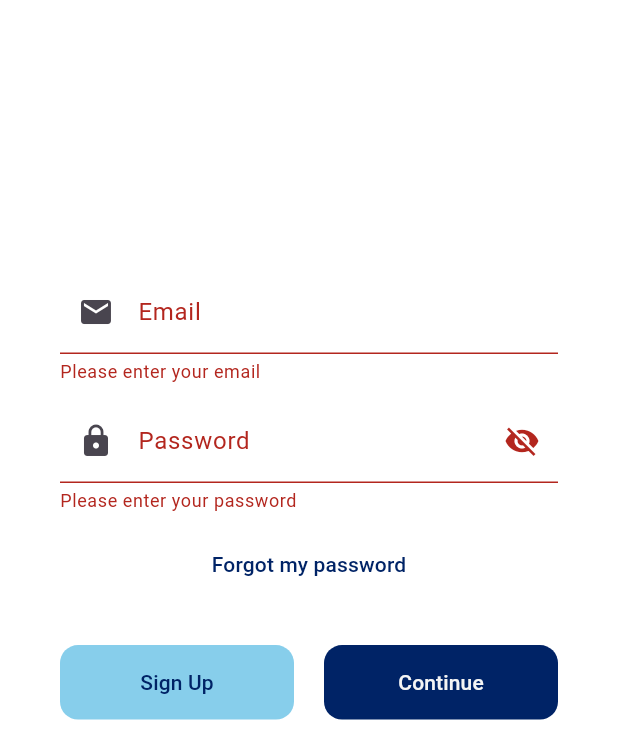
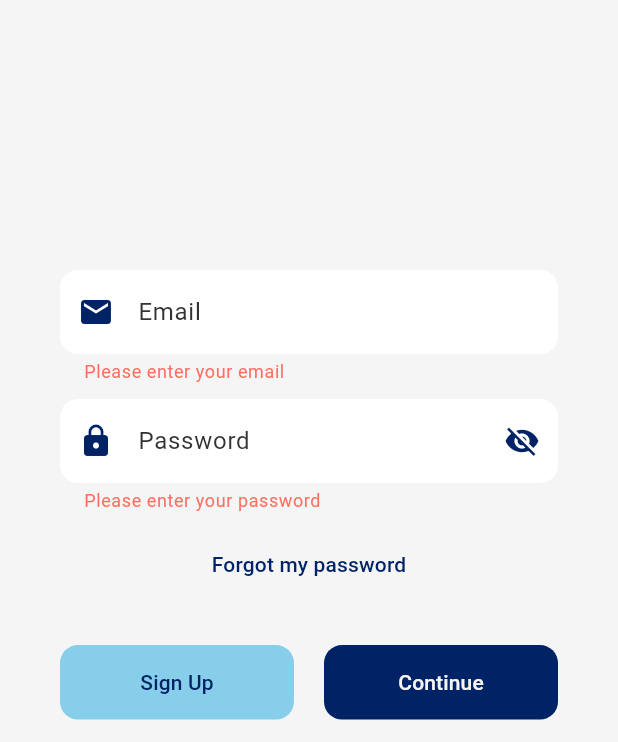
Before and after one commit to MatheusCarvalho2023/OpenFinanceApp-Frontend, a Flutter app: the screen it shows after launch, after a tap on "Continue", on a phone screen of 412 x 824 dp, the part 494-1236 px from its top. Run offline on Flutter 3.47's test engine with Material 3 defaults, Android fonts, the light colour scheme and no system bars.

Commit message:
Update login screen and input fields styling

```diff
--- a/open_finance_app/lib/features/wallet/login_screen.dart
+++ b/open_finance_app/lib/features/wallet/login_screen.dart
@@ -12,11 +12,11 @@ class LoginScreen extends StatefulWidget {
   const LoginScreen({super.key});
 
   @override
-  _LoginScreenState createState() => _LoginScreenState();
+  LoginScreenState createState() => LoginScreenState();
 }
 
-class _LoginScreenState extends State<LoginScreen> {
-  final _formKey = GlobalKey<FormState>();
+class LoginScreenState extends State<LoginScreen> {
+  final _formKey = GlobalKey<FormState>(); // https://docs.flutter.dev/cookbook/forms/validation
   final _emailController = TextEditingController();
   final _passwordController = TextEditingController();
   bool _isLoading = false;
--- a/open_finance_app/lib/main.dart
+++ b/open_finance_app/lib/main.dart
@@ -19,7 +19,7 @@ class MyApp extends StatelessWidget {
       theme: ThemeData(
         // Theme colors
         primaryColor: AppColors.primaryColor,
-        scaffoldBackgroundColor: AppColors.primaryBackground,
+        scaffoldBackgroundColor: AppColors.secondaryBackground,
       ),
       // home: const SummaryScreen(),
       home: const LoginScreen(),
--- a/open_finance_app/lib/widgets/inputs/email_input_field.dart
+++ b/open_finance_app/lib/widgets/inputs/email_input_field.dart
@@ -1,4 +1,5 @@
 import 'package:flutter/material.dart';
+import 'package:open_finance_app/theme/colors.dart';
 
 class EmailInputField extends StatelessWidget {
   final TextEditingController controller;
@@ -17,9 +18,18 @@ class EmailInputField extends StatelessWidget {
       padding: const EdgeInsets.only(bottom: 10),
       child: TextFormField(
         controller: controller,
+        cursorColor: AppColors.primaryColor,
         decoration: const InputDecoration(
           labelText: 'Email',
-          prefixIcon: Icon(Icons.email),
+          labelStyle: TextStyle(color: AppColors.textPrimary, fontSize: 16),
+          prefixIcon: Icon(Icons.email, color: AppColors.primaryColor),
+          filled: true,
+          fillColor: AppColors.primaryBackground,
+          border: OutlineInputBorder(
+            borderRadius: BorderRadius.all(Radius.circular(12)),
+            borderSide: BorderSide.none,
+          ),
+          errorStyle: TextStyle(color: AppColors.accentRed),
         ),
         keyboardType: TextInputType.emailAddress,
         validator: (value) {
--- a/open_finance_app/lib/widgets/inputs/password_input_field.dart
+++ b/open_finance_app/lib/widgets/inputs/password_input_field.dart
@@ -1,10 +1,11 @@
 import 'package:flutter/material.dart';
+import 'package:open_finance_app/theme/colors.dart';
 
 class PasswordInputField extends StatefulWidget {
   final TextEditingController controller;
-  static final RegExp _passwordRegex = RegExp(
-    r'^(?=.*[A-Z])(?=.*\d)(?=.*[@$!%*?&])[A-Za-z\d@$!%*?&]{8,}$',
-  );
+  // static final RegExp _passwordRegex = RegExp(
+  //   r'^(?=.*[A-Z])(?=.*\d)(?=.*[@$!%*?&])[A-Za-z\d@$!%*?&]{8,}$',
+  // );
 
   const PasswordInputField({
     super.key,
@@ -24,13 +25,17 @@ class _PasswordInputFieldState extends State<PasswordInputField> {
       padding: const EdgeInsets.only(bottom: 10),
       child: TextFormField(
         controller: widget.controller,
+        cursorColor: AppColors.primaryColor,
         obscureText: _obscureText,
         decoration: InputDecoration(
           labelText: 'Password',
-          prefixIcon: const Icon(Icons.lock),
+          labelStyle:
+              const TextStyle(color: AppColors.textPrimary, fontSize: 16),
+          prefixIcon: const Icon(Icons.lock, color: AppColors.primaryColor),
           suffixIcon: IconButton(
             icon: Icon(
               _obscureText ? Icons.visibility_off : Icons.visibility,
+              color: AppColors.primaryColor,
             ),
             onPressed: () {
               setState(() {
@@ -38,14 +43,22 @@ class _PasswordInputFieldState extends State<PasswordInputField> {
               });
             },
           ),
+          filled: true,
+          fillColor: AppColors.primaryBackground,
+          border: const OutlineInputBorder(
+            borderRadius: BorderRadius.all(Radius.circular(12)),
+            borderSide: BorderSide.none,
+          ),
+          errorStyle: const TextStyle(color: AppColors.accentRed),
         ),
         validator: (value) {
           if (value == null || value.isEmpty) {
             return 'Please enter your password';
           }
-          if (!PasswordInputField._passwordRegex.hasMatch(value)) {
-            return 'Password must contain at least 8 characters,\none uppercase letter, one number and one special character';
-          }
+          // USE WHEN CREATING A NEW ACCOUNT / RECOVERING PASSWORD
+          // if (!PasswordInputField._passwordRegex.hasMatch(value)) {
+          //   return 'Password must contain at least 8 characters,\none uppercase letter, one number and one special character';
+          // }
           return null;
         },
       ),
```
